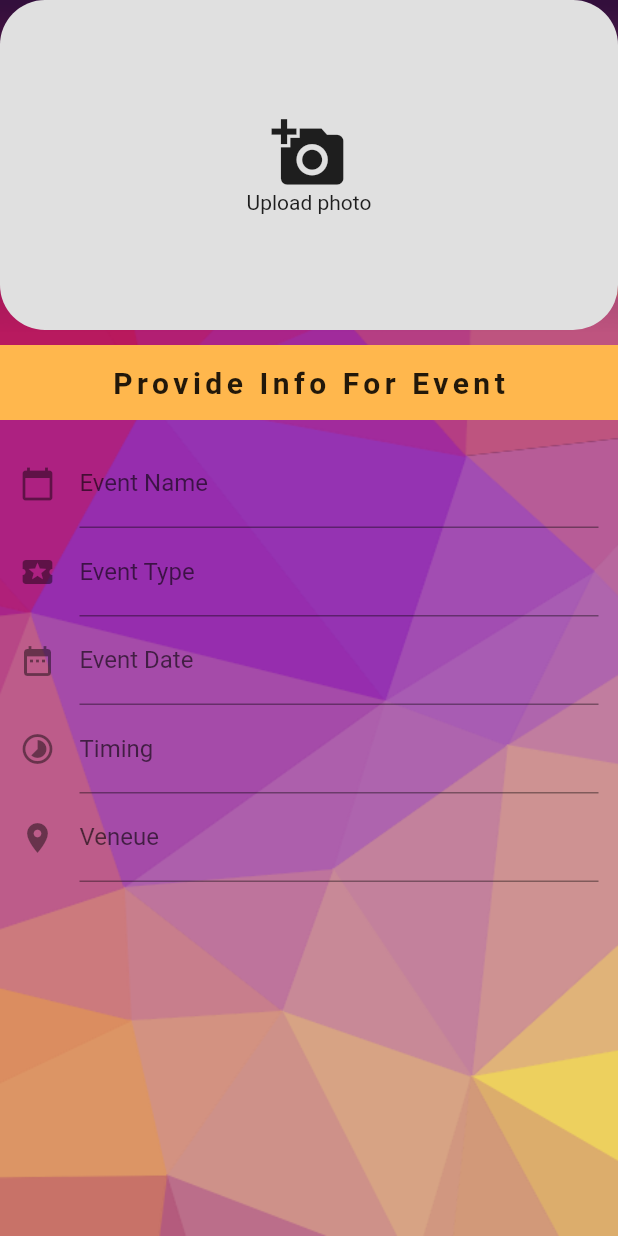
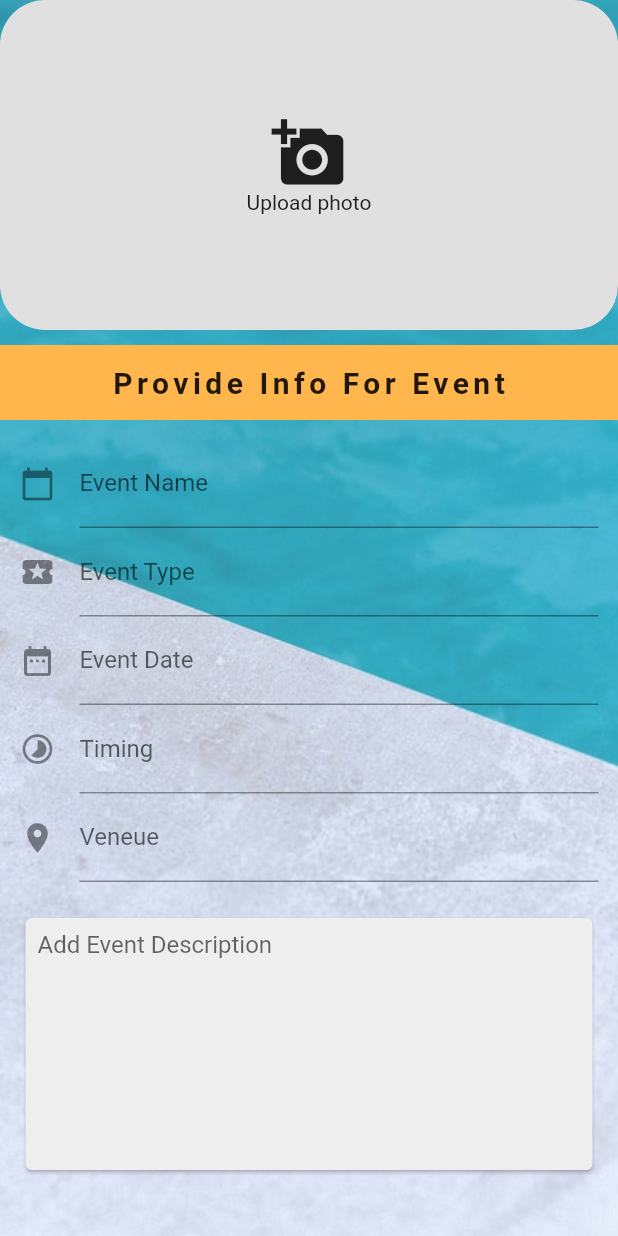
Before and after one commit to harshitk075/Digital_Event_Pass-Application, a Flutter app: the CreateNewEvent screen opened by its route, on a phone screen of 412 x 824 dp. Run offline on Flutter 3.47's test engine with Material 2 defaults, Android fonts, the phone set to English and light mode, and no system bars; our stand-ins replace font_awesome_flutter; missing offline and left inert: flappy_search_bar, qrcode.

Commit message:
changed full theme color

```diff
--- a/lib/main.dart
+++ b/lib/main.dart
@@ -12,9 +12,9 @@ import 'package:digitaleventpass/pages/user/userpage.dart';
 void main() => runApp(MaterialApp(
   title: "Digital Event Pass",
    theme: ThemeData(
-     primaryColor: Colors.lightBlueAccent,
+     primaryColor: Colors.cyan[300],
      scaffoldBackgroundColor: Colors.grey[200],
-     accentColor: Colors.orangeAccent,
+     accentColor: Colors.blue[400],
    ),
    initialRoute: "/",
    routes: {
--- a/lib/pages/createnewevent.dart
+++ b/lib/pages/createnewevent.dart
@@ -8,13 +8,12 @@ class CreateNewEvent extends StatefulWidget {
 
 class _CreateNewEventState extends State<CreateNewEvent> {
 
-
   @override
   Widget build(BuildContext context) {
     return Container(
         decoration: BoxDecoration(
         image: DecorationImage(
-        image: AssetImage("assets/backtexture.png"),
+        image: AssetImage("assets/backsm2.jpg"),
         fit: BoxFit.cover,
           ),
         ),
@@ -101,6 +100,20 @@ class _CreateNewEventState extends State<CreateNewEvent> {
                            labelText: 'Veneue',
                          ),
                        ),
+                       SizedBox(height: 20.0),
+                       Card(
+                           color: Colors.grey[200],
+                           child: Padding(
+                             padding: EdgeInsets.all(8.0),
+                             child: TextField(
+                               maxLines: 8,
+                               decoration: InputDecoration.collapsed(hintText: "Add Event Description"),
+                             ),
+                           )
+                       ),
+                       Card(
+
+                       )
                      ],
                    ),
                ),
--- a/lib/pages/manageevent.dart
+++ b/lib/pages/manageevent.dart
@@ -24,9 +24,11 @@ class _ManageEventState extends State<ManageEvent> {
   @override
   Widget build(BuildContext context) {
     return Scaffold(
-      body: SafeArea(child: Text("manage event page")),
+      body: ListView(
+
+      ),
       bottomNavigationBar: BottomNavigationBar(
-        backgroundColor: Colors.lightBlueAccent,
+        backgroundColor: Theme.of(context).accentColor,
         items: [
           BottomNavigationBarItem(
             icon: Icon(Icons.arrow_back),
--- a/lib/pages/user/userpage.dart
+++ b/lib/pages/user/userpage.dart
@@ -66,7 +66,7 @@ class _userPageState extends State<userPage> {
             DrawerHeader(
               child: Text('Drawer Header'),
               decoration: BoxDecoration(
-                color: Colors.amberAccent,
+                color: Theme.of(context).accentColor,
               ),
             ),
             ListTile(
@@ -88,7 +88,7 @@ class _userPageState extends State<userPage> {
       ),
 
       bottomNavigationBar: BottomNavigationBar(
-        backgroundColor: Theme.of(context).primaryColor,
+        backgroundColor: Theme.of(context).accentColor,
         items: [
           BottomNavigationBarItem(
             icon: Icon(Icons.arrow_back),
--- a/lib/pages/viewprofile.dart
+++ b/lib/pages/viewprofile.dart
@@ -171,7 +171,7 @@ class _ViewProfileState extends State<ViewProfile> {
 				),
 			),
 			bottomNavigationBar: BottomNavigationBar(
-				backgroundColor: Theme.of(context).primaryColor,
+				backgroundColor: Theme.of(context).accentColor,
 				items: [
 					BottomNavigationBarItem(
 						icon: Icon(Icons.arrow_back),
--- a/pubspec.yaml
+++ b/pubspec.yaml
@@ -55,8 +55,9 @@ flutter:
     - assets/backtexture.png
     - assets/loginback.jpg
     - assets/profile.jpg
-    - assets/party4.png
-
+    - assets/backsm2.jpg
+    - assets/homeback.png
+    - assets/backsm1.jpg
   # An image asset can refer to one or more resolution-specific "variants", see
   # https://flutter.dev/assets-and-images/#resolution-aware.
 
```
Also changed, not shown: lib/pages/home.dart (+8 -7 lines), lib/pages/organizerpage.dart (+26 -17 lines), assets/backsm1.jpg (added), assets/backsm2.jpg (added), assets/homeback.jpg (added), assets/homeback.png (added).
